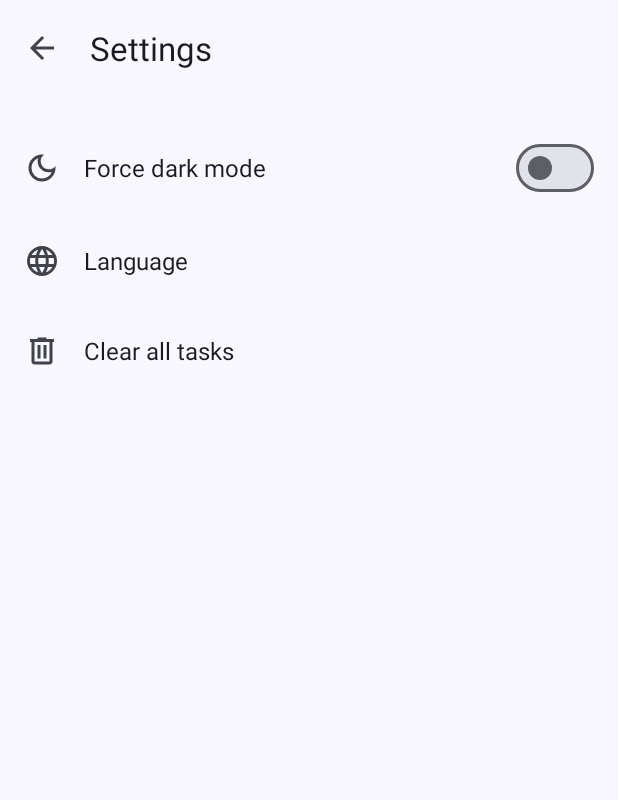
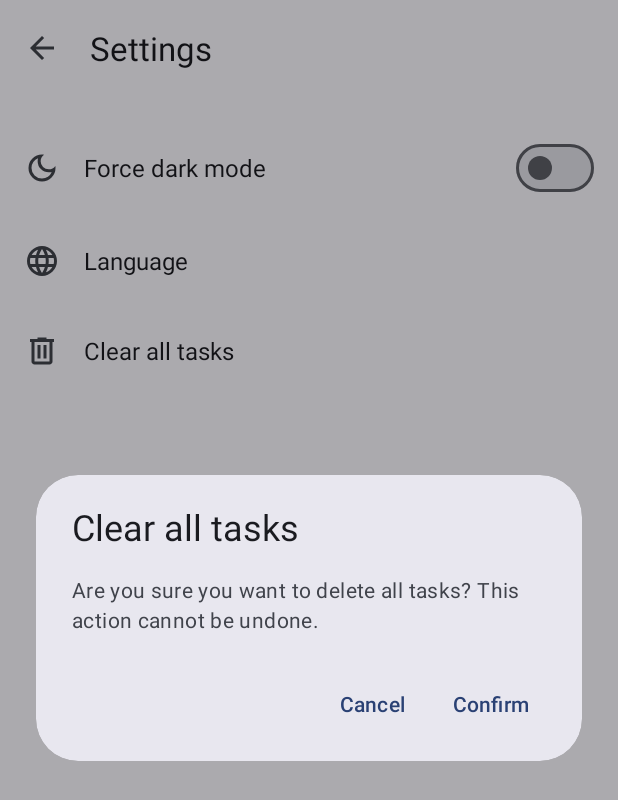
Before and after one commit to mikhaelviniciusm/CheckMate, an Android app: the SettingsActivity screen opened directly, with no data from a screen before it, after a tap on "Clear all tasks", on a phone screen of 412 x 824 dp. Shown: the top 800 px of the screen. Run offline under Robolectric (Android 15) with nearby library versions, the phone set to English and light mode, and no system bars.

Commit message:
Add functionality to clear all tasks from the database and update UI interactions

```diff
--- a/app/src/main/java/com/mikhael/checkmate/SettingsActivity.java
+++ b/app/src/main/java/com/mikhael/checkmate/SettingsActivity.java
@@ -4,6 +4,7 @@ import android.content.Intent;
 import android.content.SharedPreferences;
 import android.content.res.Configuration;
 import android.content.res.Resources;
+import android.database.sqlite.SQLiteDatabase;
 import android.os.Bundle;
 import android.view.View;
 
@@ -17,43 +18,51 @@ import com.google.android.material.materialswitch.MaterialSwitch;
 
 import java.util.Locale;
 
+/**
+ * Activity de configurações do aplicativo.
+ * Permite alterar idioma, tema e limpar todas as tarefas do banco de dados.
+ */
 public class SettingsActivity extends BaseActivity {
 
     @Override
     protected void onCreate(Bundle savedInstanceState) {
-        // Obtém as preferências compartilhadas
+        // Obtém as preferências do usuário
         SharedPreferences preferences = getSharedPreferences("settings", MODE_PRIVATE);
 
-        // Define o idioma com base na preferência salva
+        // Define o idioma com base nas preferências
         setLocale(preferences.getString("language", "pt"));
 
         super.onCreate(savedInstanceState);
 
-        // Configura o layout e habilita o comportamento Edge-to-Edge
+        // Habilita o modo Edge-to-Edge
         EdgeToEdge.enable(this);
         setContentView(R.layout.activity_settings);
 
-        // Ajusta o padding para evitar sobreposição com as barras do sistema
+        // Configura os insets da janela para ajustar o layout
         ViewCompat.setOnApplyWindowInsetsListener(findViewById(R.id.main), (v, insets) -> {
             Insets systemBars = insets.getInsets(WindowInsetsCompat.Type.systemBars());
             v.setPadding(systemBars.left, systemBars.top, systemBars.right, systemBars.bottom);
             return insets;
         });
 
-        // Configura a barra de navegação superior
+        // Configura a toolbar e o switch de tema
         setupToolbar();
-
-        // Configura o switch de tema
         setupThemeSwitch(preferences);
     }
 
-    // Configura a barra de navegação superior
+    /**
+     * Configura a toolbar com botão de navegação para voltar.
+     */
     private void setupToolbar() {
         androidx.appcompat.widget.Toolbar settingsTopAppBar = findViewById(R.id.arrowBack);
         settingsTopAppBar.setNavigationOnClickListener(v -> finish());
     }
 
-    // Configura o switch de tema para alternar entre modo claro e escuro
+    /**
+     * Configura o switch de tema (modo claro/escuro).
+     *
+     * @param preferences Preferências do usuário.
+     */
     private void setupThemeSwitch(SharedPreferences preferences) {
         MaterialSwitch themeSwitch = findViewById(R.id.themeSwitch);
         themeSwitch.setChecked(preferences.getBoolean("dark_mode", false));
@@ -62,14 +71,18 @@ public class SettingsActivity extends BaseActivity {
             // Salva a preferência de tema
             preferences.edit().putBoolean("dark_mode", isChecked).apply();
 
-            // Aplica o tema com base na preferência
+            // Aplica o tema selecionado
             AppCompatDelegate.setDefaultNightMode(
                     isChecked ? AppCompatDelegate.MODE_NIGHT_YES : AppCompatDelegate.MODE_NIGHT_FOLLOW_SYSTEM
             );
         });
     }
 
-    // Define o idioma com base no código de idioma selecionado
+    /**
+     * Define o idioma do aplicativo.
+     *
+     * @param languageCode Código do idioma (ex.: "pt" ou "en").
+     */
     private void setLocale(String languageCode) {
         Locale locale = new Locale(languageCode);
         Locale.setDefault(locale);
@@ -80,7 +93,11 @@ public class SettingsActivity extends BaseActivity {
         resources.updateConfiguration(config, resources.getDisplayMetrics());
     }
 
-    // Trata a seleção de idioma
+    /**
+     * Exibe o diálogo para seleção de idioma.
+     *
+     * @param view View que acionou o evento.
+     */
     public void onLanguageClick(View view) {
         String[] languages = {"Português", "English"};
         SharedPreferences preferences = getSharedPreferences("settings", MODE_PRIVATE);
@@ -89,18 +106,20 @@ public class SettingsActivity extends BaseActivity {
         new com.google.android.material.dialog.MaterialAlertDialogBuilder(this)
                 .setTitle(getString(R.string.select_language))
                 .setSingleChoiceItems(languages, checkedItem, (dialog, which) -> {
-                    // Salva a nova preferência de idioma
+                    // Salva o idioma selecionado
                     String selectedLanguage = which == 0 ? "pt" : "en";
                     preferences.edit().putString("language", selectedLanguage).apply();
 
-                    // Reinicia o app para aplicar o novo idioma
+                    // Reinicia o aplicativo para aplicar o idioma
                     restartApp();
                 })
                 .setNegativeButton(getString(R.string.cancel), (dialog, which) -> dialog.dismiss())
                 .show();
     }
 
-    // Reinicia o aplicativo para aplicar alterações de idioma
+    /**
+     * Reinicia o aplicativo para aplicar alterações.
+     */
     private void restartApp() {
         Intent intent = new Intent(this, MainActivity.class);
         intent.addFlags(Intent.FLAG_ACTIVITY_CLEAR_TOP | Intent.FLAG_ACTIVITY_NEW_TASK);
@@ -108,8 +127,35 @@ public class SettingsActivity extends BaseActivity {
         finish();
     }
 
-    // Trata o clique no item "Clear all tasks" (implementação futura)
+    /**
+     * Exibe o diálogo para confirmação de exclusão de todas as tarefas.
+     *
+     * @param view View que acionou o evento.
+     */
     public void onClearTasksClick(View view) {
-        // TODO: Implementar funcionalidade para limpar todas as tarefas
+        new com.google.android.material.dialog.MaterialAlertDialogBuilder(this)
+                .setTitle(getString(R.string.clear_all_tasks))
+                .setMessage(getString(R.string.clear_all_tasks_confirmation))
+                .setPositiveButton(getString(R.string.confirm), (dialog, which) -> {
+                    // Limpa todas as tarefas do banco de dados
+                    clearAllTasksFromDatabase();
+                })
+                .setNegativeButton(getString(R.string.cancel), (dialog, which) -> dialog.dismiss())
+                .show();
+    }
+
+    /**
+     * Remove todas as tarefas do banco de dados.
+     */
+    private void clearAllTasksFromDatabase() {
+        SQLiteDatabase db = new DatabaseHelper(this).getWritableDatabase();
+        db.delete(DatabaseContract.Tabela.NOME_TABELA, null, null);
+        db.close();
+
+        // Reinicia a MainActivity após limpar as tarefas
+        Intent intent = new Intent(this, MainActivity.class);
+        intent.addFlags(Intent.FLAG_ACTIVITY_CLEAR_TOP | Intent.FLAG_ACTIVITY_NEW_TASK);
+        startActivity(intent);
+        finish();
     }
 }
```
